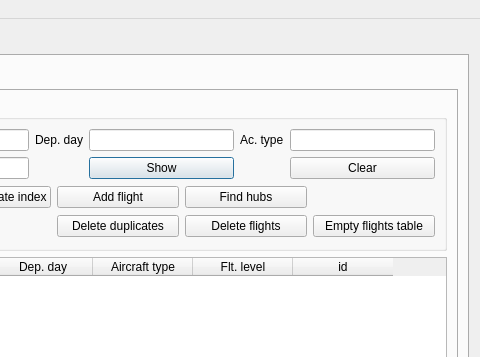
Before: the Qt Designer form ScheduleUi/MainWindow.ui in kantooon/ScheduleViewer, drawn with Qt 5; both pictures show x 641 to 1121 and y 0 to 357 of the 1121 by 838 pixel window.
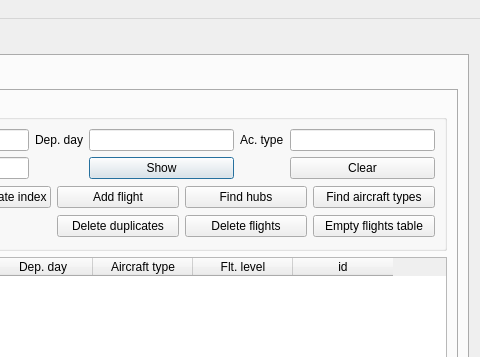
After: the same form once the commit is applied. Icons and pictures are not drawn.

Commit message: Added function to show aircraft types/ nr of flights per airline

Diff of the .ui file:
```diff
--- a/ScheduleUi/MainWindow.ui
+++ b/ScheduleUi/MainWindow.ui
@@ -309,6 +309,17 @@
                      </property>
                     </widget>
                    </item>
+                   <item row="0" column="4">
+                    <widget class="QPushButton" name="findAcTypesButton">
+                     <property name="text">
+                      <string>Find aircraft types</string>
+                     </property>
+                     <property name="icon">
+                      <iconset resource="../resources.qrc">
+                       <normaloff>:/icons/icons/application-x-siag.png</normaloff>:/icons/icons/application-x-siag.png</iconset>
+                     </property>
+                    </widget>
+                   </item>
                   </layout>
                  </item>
                 </layout>
```
The commit also changes 7 other files.
